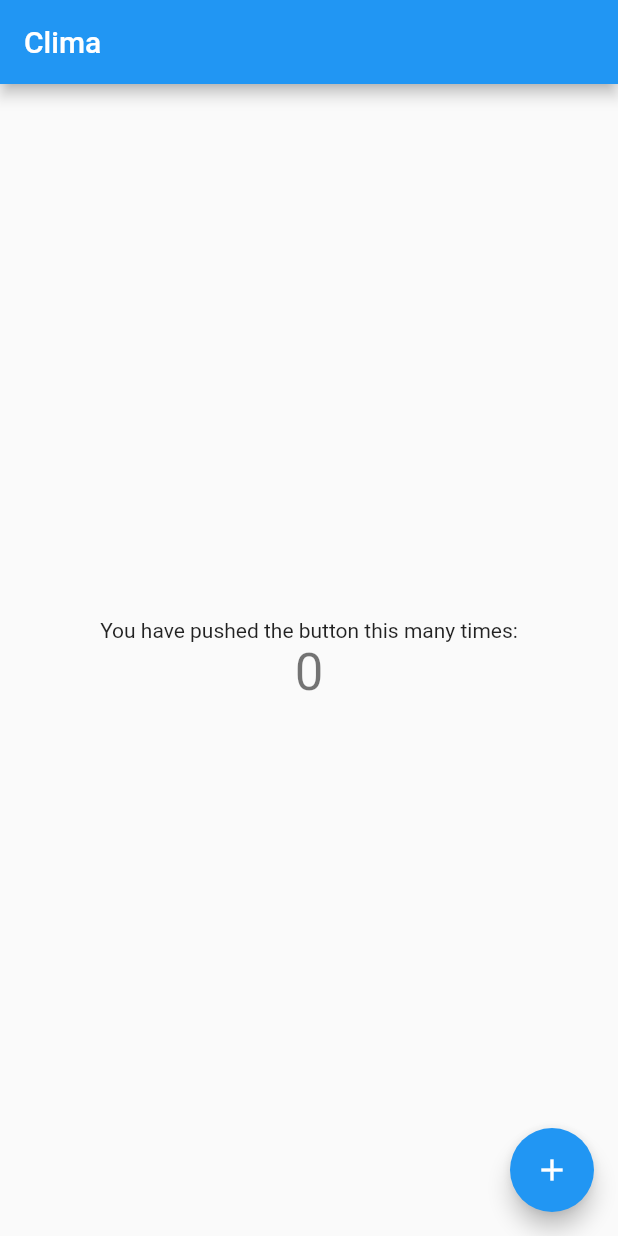
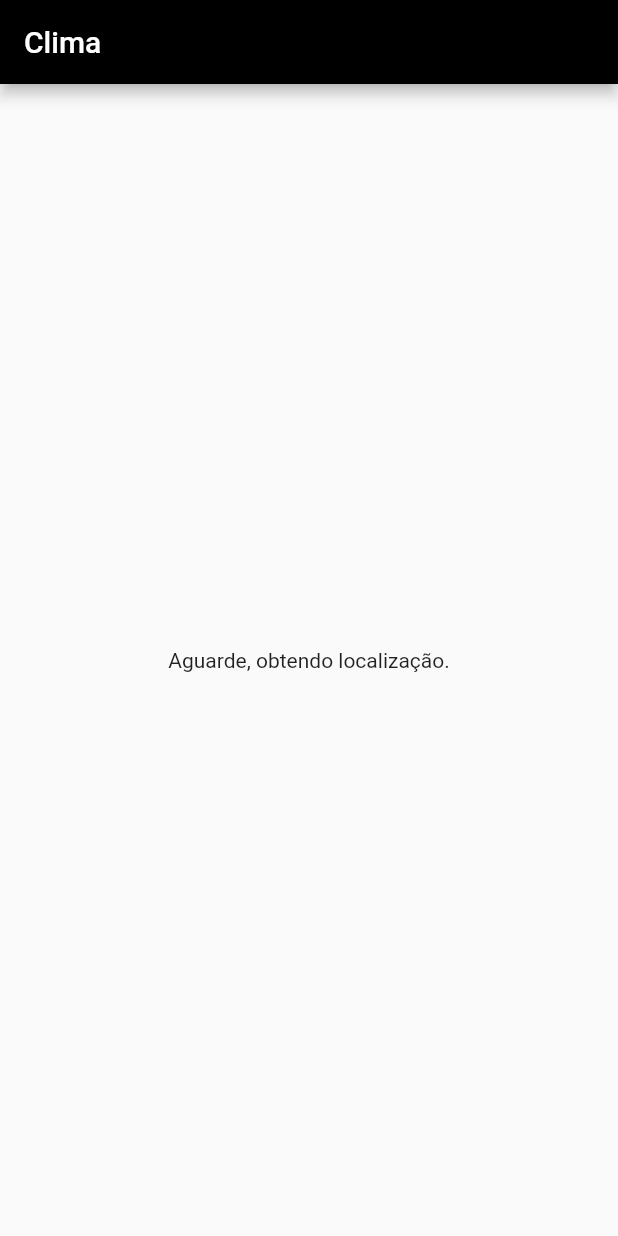
Before and after one commit to guiaamaral/flutter_study_weather_app, a Flutter app: the screen it shows after launch, on a phone screen of 412 x 824 dp. Run offline on Flutter 3.47's test engine with Material 2 defaults, Android fonts, the phone set to English and light mode, and no system bars; our stand-ins replace location; missing offline and left inert: location_web.

Commit message:
Add pages. Ask user location. Request openWeatherMap API. Change README.

```diff
--- a/lib/main.dart
+++ b/lib/main.dart
@@ -1,4 +1,7 @@
 import 'package:flutter/material.dart';
+import 'package:flutter_study_weather_app/screens/location.dart';
+import 'package:flutter_study_weather_app/screens/weather.dart';
+import 'package:flutter_study_weather_app/util/color.dart';
 
 void main() {
   runApp(const MyApp());
@@ -10,57 +13,15 @@ class MyApp extends StatelessWidget {
   @override
   Widget build(BuildContext context) {
     return MaterialApp(
-      title: 'Clima',
-      theme: ThemeData(
-        primarySwatch: Colors.blue,
-      ),
-      home: const MyHomePage(title: 'Clima'),
-    );
+        title: 'Clima',
+        theme: ThemeData(
+          primarySwatch: primaryBlack,
+          visualDensity: VisualDensity.adaptivePlatformDensity,
+        ),
+        initialRoute: '/location',
+        routes: {
+          '/location': (context) => const LocationPage(),
+          '/weather': (context) => const WeatherPage(),
+        });
   }
 }
-
-class MyHomePage extends StatefulWidget {
-  const MyHomePage({Key? key, required this.title}) : super(key: key);
-  final String title;
-
-  @override
-  State<MyHomePage> createState() => _MyHomePageState();
-}
-
-class _MyHomePageState extends State<MyHomePage> {
-  int _counter = 0;
-
-  void _incrementCounter() {
-    setState(() {
-      _counter++;
-    });
-  }
-
-  @override
-  Widget build(BuildContext context) {
-    return Scaffold(
-      appBar: AppBar(
-        title: Text(widget.title),
-      ),
-      body: Center(
-        child: Column(
-          mainAxisAlignment: MainAxisAlignment.center,
-          children: <Widget>[
-            const Text(
-              'You have pushed the button this many times:',
-            ),
-            Text(
-              '$_counter',
-              style: Theme.of(context).textTheme.headline4,
-            ),
-          ],
-        ),
-      ),
-      floatingActionButton: FloatingActionButton(
-        onPressed: _incrementCounter,
-        tooltip: 'Increment',
-        child: const Icon(Icons.add),
-      ),
-    );
-  }
-}
--- /dev/null
+++ b/lib/screens/location.dart
@@ -0,0 +1,62 @@
+import 'package:flutter/material.dart';
+import 'package:location/location.dart';
+import 'package:flutter_study_weather_app/providers/weather_service.dart';
+
+class LocationPage extends StatefulWidget {
+  const LocationPage({Key? key}) : super(key: key);
+
+  @override
+  _LocationState createState() => _LocationState();
+}
+
+class _LocationState extends State<LocationPage> {
+  Location location = Location();
+  late LocationData _currentPosition;
+
+  @override
+  void initState() {
+    super.initState();
+    getLoc();
+  }
+
+  @override
+  Widget build(BuildContext context) {
+    return Scaffold(
+        appBar: AppBar(
+          title: const Text('Clima'),
+        ),
+        body: const Center(child: Text('Aguarde, obtendo localização.')));
+  }
+
+  getLoc() async {
+    bool _serviceEnabled;
+    PermissionStatus _permissionGranted;
+
+    _serviceEnabled = await location.serviceEnabled();
+    if (!_serviceEnabled) {
+      _serviceEnabled = await location.requestService();
+      if (!_serviceEnabled) {
+        return;
+      }
+    }
+
+    _permissionGranted = await location.hasPermission();
+    if (_permissionGranted == PermissionStatus.denied) {
+      _permissionGranted = await location.requestPermission();
+      if (_permissionGranted != PermissionStatus.granted) {
+        return;
+      }
+    }
+
+    _currentPosition = await location.getLocation();
+
+    Future.delayed(
+        const Duration(milliseconds: 750),
+        () => {
+              Navigator.pushReplacementNamed(context, "/weather", arguments: {
+                "weatherData": fetchWeatherByLatLon(
+                    _currentPosition.latitude, _currentPosition.longitude)
+              })
+            });
+  }
+}
--- /dev/null
+++ b/lib/util/color.dart
@@ -0,0 +1,18 @@
+import 'package:flutter/material.dart';
+
+const MaterialColor primaryBlack = MaterialColor(
+  _blackPrimaryValue,
+  <int, Color>{
+    50: Color(0xFF000000),
+    100: Color(0xFF000000),
+    200: Color(0xFF000000),
+    300: Color(0xFF000000),
+    400: Color(0xFF000000),
+    500: Color(_blackPrimaryValue),
+    600: Color(0xFF000000),
+    700: Color(0xFF000000),
+    800: Color(0xFF000000),
+    900: Color(0xFF000000),
+  },
+);
+const int _blackPrimaryValue = 0xFF000000;
```
Also changed, not shown: lib/generated_plugin_registrant.dart (added, +16 -0 lines), lib/models/weather.dart (added, +34 -0 lines), lib/providers/weather_service.dart (added, +29 -0 lines), lib/screens/weather.dart (added, +78 -0 lines), pubspec.yaml (+3 -74 lines), 5 other files.
